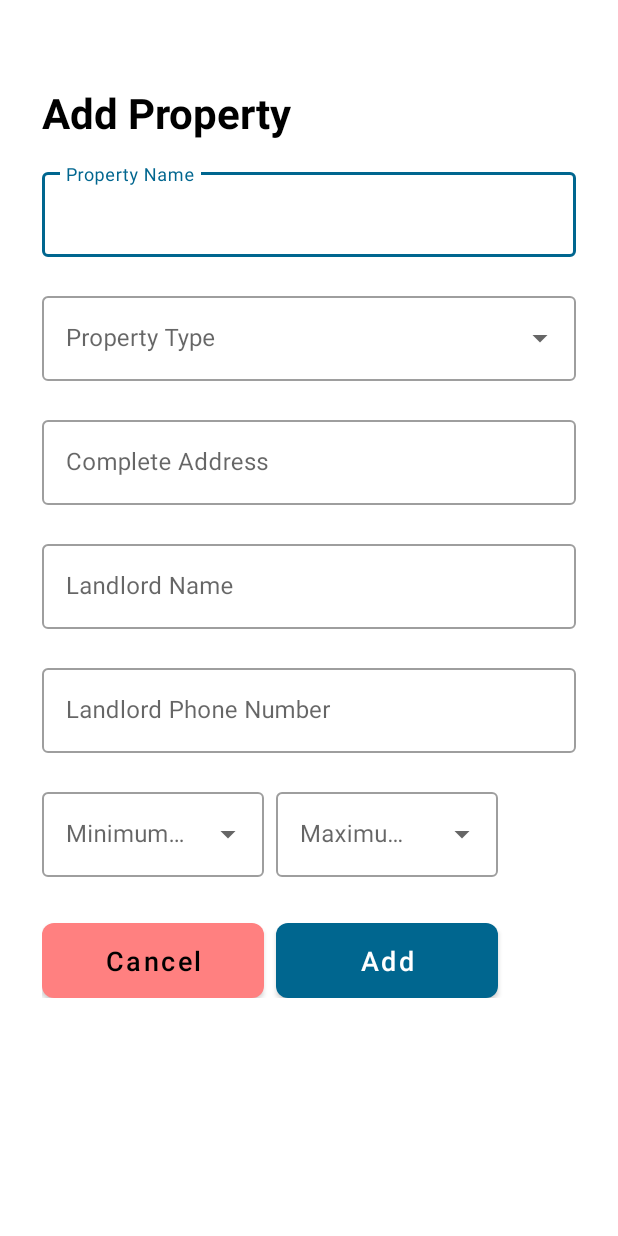
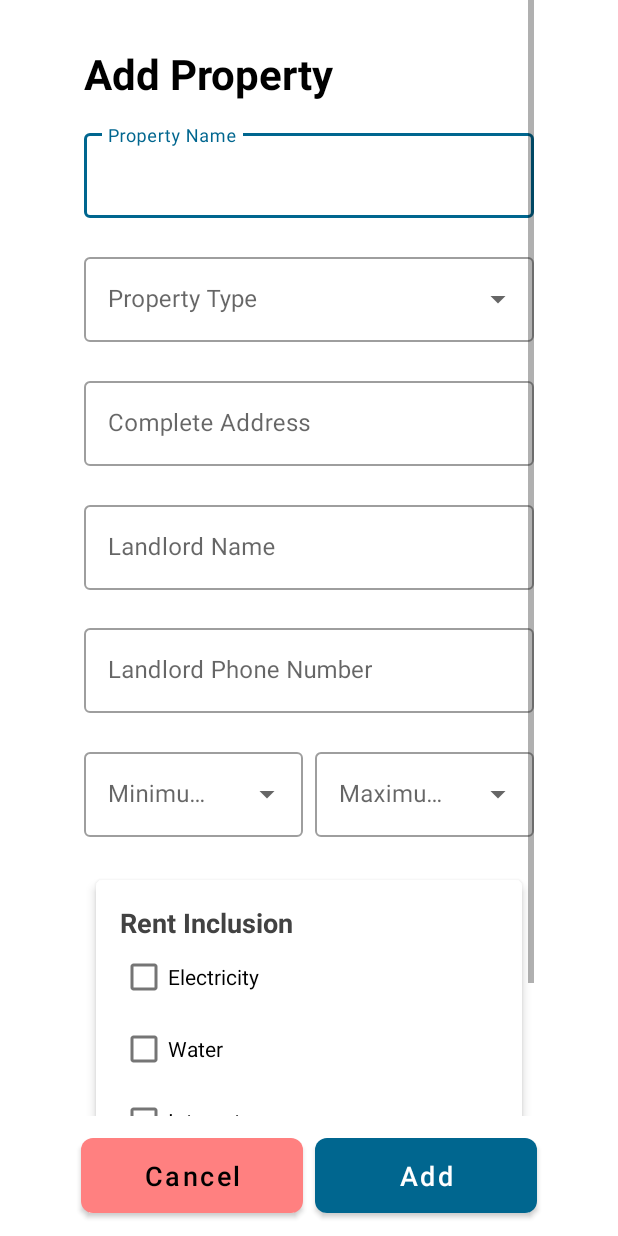
Before and after one commit to mikemark-777/Espasyo-Mobile-Application, an Android app: the AddPropertyActivity screen opened directly, with no data from a screen before it, on a phone screen of 412 x 824 dp. Run offline under Robolectric (Android 15) with nearby library versions, the phone set to English and light mode, and no system bars; our stand-ins replace Firebase (no records; nobody signed in at launch, a user with empty details on screens opened directly).

Commit message:
edit add property design and inputs

```diff
--- a/app/src/main/java/com/capstone/espasyo/landlord/views/AddPropertyActivity.java
+++ b/app/src/main/java/com/capstone/espasyo/landlord/views/AddPropertyActivity.java
@@ -91,9 +91,11 @@ public class AddPropertyActivity extends AppCompatActivity {
 
         minimumPriceAdapter = new ArrayAdapter<String>(this, R.layout.landlord_minimum_price_list_item, minimumPrices);
         textInputMinimumPrice.setAdapter(minimumPriceAdapter);
+        minimumPriceAdapter.notifyDataSetChanged();
 
         maximumPriceAdapter = new ArrayAdapter<String>(this, R.layout.landlord_maximum_price_list_item, maximumPrices);
         textInputMaximumPrice.setAdapter(maximumPriceAdapter);
+        maximumPriceAdapter.notifyDataSetChanged();
 
         btnAddProperty.setOnClickListener(new View.OnClickListener() {
             @Override
--- a/app/src/main/res/drawable/custom_button.xml
+++ b/app/src/main/res/drawable/custom_button.xml
@@ -4,4 +4,5 @@
 
     <solid android:color="@color/espasyo_orange_200"/>
     <corners android:radius="8dp"/>
+    <size android:height="40dp"/>
 </shape>
--- a/app/src/main/res/layout/landlord_activity_add_property.xml
+++ b/app/src/main/res/layout/landlord_activity_add_property.xml
@@ -1,17 +1,28 @@
 <?xml version="1.0" encoding="utf-8"?>
-<ScrollView xmlns:android="http://schemas.android.com/apk/res/android"
+<androidx.constraintlayout.widget.ConstraintLayout xmlns:android="http://schemas.android.com/apk/res/android"
     xmlns:app="http://schemas.android.com/apk/res-auto"
     xmlns:tools="http://schemas.android.com/tools"
     android:layout_width="match_parent"
     android:layout_height="match_parent"
     tools:context=".landlord.views.AddPropertyActivity">
 
+    <ScrollView
+        android:id="@+id/scrollView2"
+        android:layout_width="300dp"
+        android:layout_height="match_parent"
+        android:layout_marginStart="16dp"
+        android:layout_marginEnd="16dp"
+        android:layout_marginBottom="80dp"
+        android:overScrollMode="never"
+        app:layout_constraintBottom_toBottomOf="parent"
+        app:layout_constraintEnd_toEndOf="parent"
+        app:layout_constraintStart_toStartOf="parent"
+        app:layout_constraintTop_toTopOf="parent"
+        app:layout_constraintVertical_bias="1.0">
+
         <LinearLayout
             android:layout_width="match_parent"
             android:layout_height="wrap_content"
-        android:layout_marginLeft="28dp"
-        android:layout_marginTop="56dp"
-        android:layout_marginRight="28dp"
             android:orientation="vertical">
 
 
@@ -19,6 +30,7 @@
                 android:id="@+id/textView"
                 android:layout_width="match_parent"
                 android:layout_height="wrap_content"
+                android:layout_marginTop="30dp"
                 android:layout_marginBottom="15dp"
                 android:text="Add Property"
                 android:textColor="@color/black"
@@ -78,7 +90,7 @@
                 android:id="@+id/text_input_landlordName_layout"
                 style="@style/Widget.MaterialComponents.TextInputLayout.OutlinedBox"
                 android:layout_width="match_parent"
-            android:layout_height="wrap_content"
+                android:layout_height="82dp"
                 app:errorEnabled="true">
 
                 <com.google.android.material.textfield.TextInputEditText
@@ -89,6 +101,13 @@
                     android:inputType="text" />
 
             </com.google.android.material.textfield.TextInputLayout>
+
+            <!--
+                   <TextView
+                       android:layout_width="match_parent"
+                       android:layout_height="wrap_content"
+                       android:text="Price Range"
+                       android:textColor="@color/espasyo_gray_200" />-->
 
             <com.google.android.material.textfield.TextInputLayout
                 android:id="@+id/text_input_landlord_phoneNumber_layout"
@@ -105,13 +124,8 @@
                     android:hint="Landlord Phone Number"
                     android:inputType="phone" />
 
+
             </com.google.android.material.textfield.TextInputLayout>
-<!--
-        <TextView
-            android:layout_width="match_parent"
-            android:layout_height="wrap_content"
-            android:text="Price Range"
-            android:textColor="@color/espasyo_gray_200" />-->
 
             <LinearLayout
                 android:layout_width="match_parent"
@@ -121,18 +135,19 @@
                 <com.google.android.material.textfield.TextInputLayout
                     android:id="@+id/text_input_minimumPrice_layout"
                     style="@style/Widget.MaterialComponents.TextInputLayout.OutlinedBox.ExposedDropdownMenu"
-                android:layout_width="148dp"
+                    android:layout_width="150dp"
                     android:layout_height="wrap_content"
                     android:layout_marginEnd="8dp"
+                    android:layout_weight="1"
                     android:hint="@string/minimumPrice_dropDown_label"
-                app:prefixText="Php "
-                app:errorEnabled="true">
+                    app:errorEnabled="true"
+                    app:prefixText="Php ">
 
                     <AutoCompleteTextView
                         android:id="@+id/text_input_minimumPrice"
                         android:layout_width="match_parent"
                         android:layout_height="wrap_content"
-                    android:dropDownHeight="150dp"
+                        android:dropDownHeight="300dp"
                         android:inputType="none" />
 
                 </com.google.android.material.textfield.TextInputLayout>
@@ -140,12 +155,12 @@
                 <com.google.android.material.textfield.TextInputLayout
                     android:id="@+id/text_input_maximumPrice_layout"
                     style="@style/Widget.MaterialComponents.TextInputLayout.OutlinedBox.ExposedDropdownMenu"
-                android:layout_width="148dp"
+                    android:layout_width="150dp"
                     android:layout_height="wrap_content"
-                android:layout_marginEnd="8dp"
+                    android:layout_weight="1"
                     android:hint="@string/maximumPrice_dropDown_label"
-                app:prefixText="Php "
-                app:errorEnabled="true">
+                    app:errorEnabled="true"
+                    app:prefixText="Php ">
 
                     <AutoCompleteTextView
                         android:id="@+id/text_input_maximumPrice"
@@ -155,19 +170,78 @@
                         android:inputType="none" />
 
                 </com.google.android.material.textfield.TextInputLayout>
+            </LinearLayout>
+
+            <androidx.cardview.widget.CardView
+                android:layout_width="match_parent"
+                android:layout_height="250dp"
+                android:layout_margin="8dp"
+                app:cardBackgroundColor="@color/white"
+                app:cardCornerRadius="4dp"
+                app:cardElevation="4dp">
+
+                <LinearLayout
+                    android:layout_width="match_parent"
+                    android:layout_height="match_parent"
+                    android:padding="16dp"
+                    android:orientation="vertical">
+
+                    <TextView
+                        android:layout_width="match_parent"
+                        android:layout_height="wrap_content"
+                        android:text="Rent Inclusion"
+                        android:textColor="@color/gray"
+                        android:textSize="18sp"
+                        android:textStyle="bold" />
+
+                    <CheckBox
+
+                        android:id="@+id/ElectricityCheckBox"
+                        android:layout_width="match_parent"
+                        android:layout_height="wrap_content"
+                        android:text="Electricity" />
+
+                    <CheckBox
+                        android:id="@+id/WaterCheckBox"
+                        android:layout_width="match_parent"
+                        android:layout_height="wrap_content"
+                        android:text="Water" />
+
+                    <CheckBox
+                        android:id="@+id/InternetCheckBox"
+                        android:layout_width="match_parent"
+                        android:layout_height="wrap_content"
+                        android:text="Internet" />
+
+                    <CheckBox
+                        android:id="@+id/GarbageCheckBox"
+                        android:layout_width="match_parent"
+                        android:layout_height="wrap_content"
+                        android:text="Garbage Collection" />
+
 
                 </LinearLayout>
 
+            </androidx.cardview.widget.CardView>
+
+        </LinearLayout>
+    </ScrollView>
+
     <LinearLayout
+        android:id="@+id/linearLayout5"
         android:layout_width="match_parent"
-            android:layout_height="wrap_content"
-            android:orientation="horizontal">
+        android:layout_height="80dp"
+        android:background="@color/white"
+        android:gravity="center"
+        android:orientation="horizontal"
+        app:layout_constraintBottom_toBottomOf="parent"
+        app:layout_constraintEnd_toEndOf="parent"
+        app:layout_constraintStart_toStartOf="parent">
 
         <Button
             android:id="@+id/btnCancel"
             android:layout_width="148dp"
             android:layout_height="50dp"
-                android:layout_marginTop="10dp"
             android:layout_marginEnd="8dp"
             android:background="@drawable/custom_button"
             android:text="Cancel"
@@ -180,17 +254,11 @@
             android:id="@+id/btnAddProperty"
             android:layout_width="148dp"
             android:layout_height="50dp"
-                android:layout_marginTop="10dp"
             android:background="@drawable/custom_button"
             android:text="Add"
             android:textAllCaps="false"
             android:textColor="@color/white"
             android:textSize="18sp" />
-
-
     </LinearLayout>
 
-
-    </LinearLayout>
-
-</ScrollView>
+</androidx.constraintlayout.widget.ConstraintLayout>
```
Lines whose indentation alone changed are shown as unchanged.
